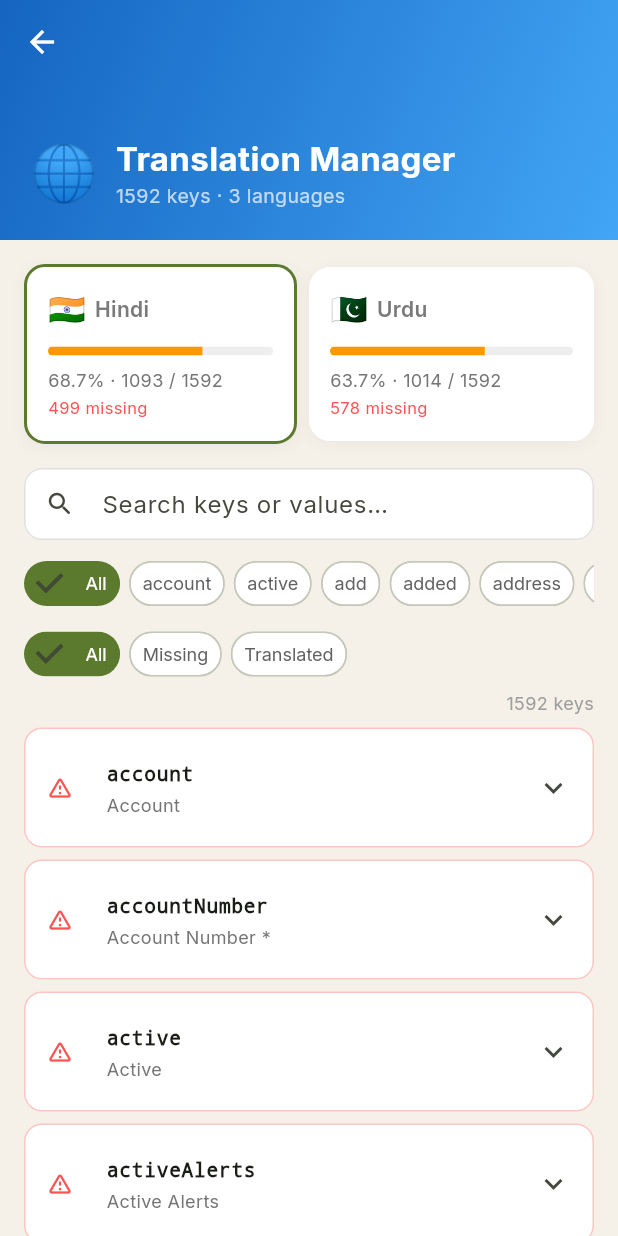
After one commit to ashishsrivastava14/RumenoApp, a Flutter app: the AdminSettingsScreen screen opened by its route, after a tap on "Manage Translations", on a phone screen of 412 x 824 dp. The commit adds this screen. Run offline on Flutter 3.47's test engine with Material 3 defaults, Android fonts, the phone set to English and light mode, and no system bars; our stand-ins replace fl_chart, go_router, google_fonts, image_picker, qr_flutter, shared_preferences and 1 more; missing offline and left inert: home_widget, mobile_scanner; accounts and stored records are empty.

Commit message:
feat: add translations management screen and update admin settings

```diff
--- a/rumeno_app/lib/config/router.dart
+++ b/rumeno_app/lib/config/router.dart
@@ -85,6 +85,7 @@ import '../screens/admin/more/admin_vendors_screen.dart';
 import '../screens/admin/more/admin_marketplace_screen.dart';
 import '../screens/admin/more/admin_feed_config_screen.dart';
 import '../screens/admin/more/admin_faq_screen.dart';
+import '../screens/admin/more/admin_translations_screen.dart';
 
 final _rootNavigatorKey = GlobalKey<NavigatorState>();
 final _farmerShellKey = GlobalKey<NavigatorState>();
@@ -483,6 +484,11 @@ GoRouter createRouter(AuthProvider authProvider) {
                 parentNavigatorKey: _rootNavigatorKey,
                 builder: (_, _) => const AdminFaqScreen(),
               ),
+              GoRoute(
+                path: 'translations',
+                parentNavigatorKey: _rootNavigatorKey,
+                builder: (_, _) => const AdminTranslationsScreen(),
+              ),
             ],
           ),
         ],
--- a/rumeno_app/lib/screens/admin/admin_more_screen.dart
+++ b/rumeno_app/lib/screens/admin/admin_more_screen.dart
@@ -174,6 +174,13 @@ class AdminMoreScreen extends StatelessWidget {
                       label: 'FAQ & Content',
                       subtitle: 'Manage help articles & FAQs',
                       onTap: () => context.go('/admin/more/faq'),
+                    ),
+                    _MenuTile(
+                      emoji: '🌐',
+                      color: const Color(0xFF1565C0),
+                      label: 'Translations',
+                      subtitle: 'Manage app translations',
+                      onTap: () => context.go('/admin/more/translations'),
                     ),
                     // _MenuTile(
                     //   emoji: '�',
--- a/rumeno_app/lib/screens/admin/more/admin_settings_screen.dart
+++ b/rumeno_app/lib/screens/admin/more/admin_settings_screen.dart
@@ -1,4 +1,5 @@
 import 'package:flutter/material.dart';
+import 'package:go_router/go_router.dart';
 import 'package:provider/provider.dart';
 import '../../../config/theme.dart';
 import '../../../providers/admin_provider.dart';
@@ -37,6 +38,9 @@ class AdminSettingsScreen extends StatelessWidget {
               );
             }),
             _settingTile('App Version', subtitle: '2.1.0 (Build 45)', icon: Icons.info_outline_rounded),
+            _settingTile('Manage Translations', subtitle: 'View & edit all app translations', icon: Icons.translate_rounded, onTap: () {
+              context.go('/admin/more/translations');
+            }),
           ]),
           const SizedBox(height: 16),
 
--- /dev/null
+++ b/rumeno_app/lib/screens/admin/more/admin_translations_screen.dart
@@ -0,0 +1,463 @@
+import 'dart:convert';
+import 'package:flutter/material.dart';
+import 'package:flutter/services.dart' show rootBundle;
+import '../../../config/theme.dart';
+
+/// Admin screen for viewing and managing ARB translation files.
+/// Reads the bundled intl_*.arb files and shows translation coverage
+/// with search, filter-by-category, and missing-key highlighting.
+class AdminTranslationsScreen extends StatefulWidget {
+  const AdminTranslationsScreen({super.key});
+
+  @override
+  State<AdminTranslationsScreen> createState() =>
+      _AdminTranslationsScreenState();
+}
+
+class _AdminTranslationsScreenState extends State<AdminTranslationsScreen> {
+  // ── State ──────────────────────────────────────────────────────────────────
+  bool _loading = true;
+
+  /// Locale code → { key: value } for every ARB file.
+  final Map<String, Map<String, String>> _translations = {};
+
+  /// All non-metadata keys found in the template (en).
+  List<String> _allKeys = [];
+
+  /// Categories derived from key prefixes (e.g. "common", "auth", "farm").
+  List<String> _categories = [];
+
+  String _search = '';
+  String _selectedCategory = 'All';
+  String _selectedLocale = 'hi';
+  String _filterMode = 'All'; // All | Missing | Translated
+
+  static const _locales = [
+    {'code': 'hi', 'label': 'Hindi', 'flag': '🇮🇳'},
+    {'code': 'ur', 'label': 'Urdu', 'flag': '🇵🇰'},
+  ];
+
+  @override
+  void initState() {
+    super.initState();
+    _loadTranslations();
+  }
+
+  Future<void> _loadTranslations() async {
+    try {
+      for (final locale in ['en', 'hi', 'ur']) {
+        final raw =
+            await rootBundle.loadString('lib/l10n/intl_$locale.arb');
+        final Map<String, dynamic> json = jsonDecode(raw);
+        final entries = <String, String>{};
+        for (final e in json.entries) {
+          if (!e.key.startsWith('@')) {
+            entries[e.key] = e.value.toString();
+          }
+        }
+        _translations[locale] = entries;
+      }
+
+      final enKeys = _translations['en']!.keys.toList()..sort();
+      final cats = <String>{};
+      for (final k in enKeys) {
+        final prefix = _prefixOf(k);
+        if (prefix.isNotEmpty) cats.add(prefix);
+      }
+
+      setState(() {
+        _allKeys = enKeys;
+        _categories = ['All', ...cats.toList()..sort()];
+        _loading = false;
+      });
+    } catch (e) {
+      setState(() => _loading = false);
+      if (mounted) {
+        ScaffoldMessenger.of(context).showSnackBar(
+          SnackBar(content: Text('Failed to load translations: $e')),
+        );
+      }
+    }
+  }
+
+  String _prefixOf(String key) {
+    final idx = key.indexOf(RegExp(r'[A-Z]'));
+    if (idx <= 0) return key;
+    return key.substring(0, idx);
+  }
+
+  // ── Computed helpers ───────────────────────────────────────────────────────
+  List<String> get _filteredKeys {
+    var keys = _allKeys;
+    if (_selectedCategory != 'All') {
+      keys = keys.where((k) => _prefixOf(k) == _selectedCategory).toList();
+    }
+    if (_search.isNotEmpty) {
+      final q = _search.toLowerCase();
+      keys = keys.where((k) {
+        if (k.toLowerCase().contains(q)) return true;
+        final en = _translations['en']?[k] ?? '';
+        if (en.toLowerCase().contains(q)) return true;
+        final target = _translations[_selectedLocale]?[k] ?? '';
+        if (target.toLowerCase().contains(q)) return true;
+        return false;
+      }).toList();
+    }
+    if (_filterMode == 'Missing') {
+      keys = keys
+          .where((k) =>
+              (_translations[_selectedLocale]?[k] ?? '').isEmpty)
+          .toList();
+    } else if (_filterMode == 'Translated') {
+      keys = keys
+          .where((k) =>
+              (_translations[_selectedLocale]?[k] ?? '').isNotEmpty)
+          .toList();
+    }
+    return keys;
+  }
+
+  int get _totalKeys => _allKeys.length;
+  int _translatedCount(String locale) =>
+      _allKeys.where((k) => (_translations[locale]?[k] ?? '').isNotEmpty).length;
+
+  double _coverage(String locale) =>
+      _totalKeys == 0 ? 0 : _translatedCount(locale) / _totalKeys;
+
+  // ── Build ──────────────────────────────────────────────────────────────────
+  @override
+  Widget build(BuildContext context) {
+    return Scaffold(
+      backgroundColor: RumenoTheme.backgroundCream,
+      body: _loading
+          ? const Center(child: CircularProgressIndicator())
+          : CustomScrollView(
+              slivers: [
+                _buildAppBar(),
+                SliverToBoxAdapter(child: _buildStats()),
+                SliverToBoxAdapter(child: _buildToolbar()),
+                _buildKeyList(),
+              ],
+            ),
+    );
+  }
+
+  // ── App Bar ────────────────────────────────────────────────────────────────
+  SliverAppBar _buildAppBar() {
+    return SliverAppBar(
+      pinned: true,
+      expandedHeight: 160,
+      flexibleSpace: FlexibleSpaceBar(
+        background: Container(
+          decoration: const BoxDecoration(
+            gradient: LinearGradient(
+              begin: Alignment.topLeft,
+              end: Alignment.bottomRight,
+              colors: [Color(0xFF1565C0), Color(0xFF42A5F5)],
+            ),
+          ),
+          padding: const EdgeInsets.fromLTRB(20, 90, 20, 20),
+          child: Row(
+            children: [
+              const Text('🌐', style: TextStyle(fontSize: 36)),
+              const SizedBox(width: 12),
+              Expanded(
+                child: Column(
+                  crossAxisAlignment: CrossAxisAlignment.start,
+                  mainAxisAlignment: MainAxisAlignment.end,
+                  children: [
+                    const Text('Translation Manager',
+                        style: TextStyle(
+                            color: Colors.white,
+                            fontSize: 22,
+                            fontWeight: FontWeight.bold)),
+                    Text(
+                      '$_totalKeys keys · ${_translations.length} languages',
+                      style:
+                          const TextStyle(color: Colors.white70, fontSize: 13),
+                    ),
+                  ],
+                ),
+              ),
+            ],
+          ),
+        ),
+      ),
+    );
+  }
+
+  // ── Stats Cards ────────────────────────────────────────────────────────────
+  Widget _buildStats() {
+    return Padding(
+      padding: const EdgeInsets.fromLTRB(16, 16, 16, 0),
+      child: Row(
+        children: _locales.map((l) {
+          final code = l['code']!;
+          final label = l['label']!;
+          final flag = l['flag']!;
+          final translated = _translatedCount(code);
+          final missing = _totalKeys - translated;
+          final pct = (_coverage(code) * 100).toStringAsFixed(1);
+          final isSelected = _selectedLocale == code;
+
+          return Expanded(
+            child: GestureDetector(
+              onTap: () => setState(() => _selectedLocale = code),
+              child: Container(
+                margin: EdgeInsets.only(
+                    right: code != _locales.last['code'] ? 8 : 0),
+                padding: const EdgeInsets.all(14),
+                decoration: BoxDecoration(
+                  color: Colors.white,
+                  borderRadius: BorderRadius.circular(14),
+                  border: isSelected
+                      ? Border.all(color: RumenoTheme.primaryGreen, width: 2)
+                      : null,
+                  boxShadow: [
+                    BoxShadow(
+                        color: Colors.black.withValues(alpha: 0.04),
+                        blurRadius: 8,
+                        offset: const Offset(0, 2))
+                  ],
+                ),
+                child: Column(
+                  crossAxisAlignment: CrossAxisAlignment.start,
+                  children: [
+                    Row(
+                      children: [
+                        Text(flag, style: const TextStyle(fontSize: 20)),
+                        const SizedBox(width: 6),
+                        Text(label,
+                            style: const TextStyle(
+                                fontWeight: FontWeight.w600, fontSize: 14)),
+                      ],
+                    ),
+                    const SizedBox(height: 10),
+                    ClipRRect(
+                      borderRadius: BorderRadius.circular(4),
+                      child: LinearProgressIndicator(
+                        value: _coverage(code),
+                        minHeight: 6,
+                        backgroundColor: Colors.grey.shade200,
+                        valueColor: AlwaysStoppedAnimation(
+                          _coverage(code) > 0.9
+                              ? Colors.green
+                              : _coverage(code) > 0.5
+                                  ? Colors.orange
+                                  : Colors.red,
+                        ),
+                      ),
+                    ),
+                    const SizedBox(height: 8),
+                    Text('$pct% · $translated / $_totalKeys',
+                        style:
+                            TextStyle(fontSize: 12, color: Colors.grey[600])),
+                    if (missing > 0)
+                      Padding(
+                        padding: const EdgeInsets.only(top: 2),
+                        child: Text('$missing missing',
+                            style: const TextStyle(
+                                fontSize: 11, color: Colors.redAccent)),
+                      ),
+                  ],
+                ),
+              ),
+            ),
+          );
+        }).toList(),
+      ),
+    );
+  }
+
+  // ── Toolbar: search, category chips, filter ────────────────────────────────
+  Widget _buildToolbar() {
+    return Padding(
+      padding: const EdgeInsets.fromLTRB(16, 16, 16, 0),
+      child: Column(
+        children: [
+          // Search
+          TextField(
+            decoration: InputDecoration(
+              hintText: 'Search keys or values…',
+              prefixIcon: const Icon(Icons.search_rounded, size: 20),
+              filled: true,
+              fillColor: Colors.white,
+              contentPadding:
+                  const EdgeInsets.symmetric(horizontal: 14, vertical: 10),
+              border: OutlineInputBorder(
+                borderRadius: BorderRadius.circular(12),
+                borderSide: BorderSide.none,
+              ),
+            ),
+            onChanged: (v) => setState(() => _search = v),
+          ),
+          const SizedBox(height: 12),
+
+          // Category chips
+          SizedBox(
+            height: 34,
+            child: ListView.separated(
+              scrollDirection: Axis.horizontal,
+              itemCount: _categories.length,
+              separatorBuilder: (_, __) => const SizedBox(width: 6),
+              itemBuilder: (_, i) {
+                final cat = _categories[i];
+                final active = cat == _selectedCategory;
+                return ChoiceChip(
+                  label: Text(cat,
+                      style: TextStyle(
+                          fontSize: 12,
+                          color: active ? Colors.white : Colors.grey[700])),
+                  selected: active,
+                  selectedColor: RumenoTheme.primaryGreen,
+                  backgroundColor: Colors.white,
+                  onSelected: (_) =>
+                      setState(() => _selectedCategory = cat),
+                  visualDensity: VisualDensity.compact,
+                  padding: EdgeInsets.zero,
+                  labelPadding:
+                      const EdgeInsets.symmetric(horizontal: 8),
+                );
+              },
+            ),
+          ),
+          const SizedBox(height: 10),
+
+          // Filter row
+          Row(
+            children: ['All', 'Missing', 'Translated'].map((f) {
+              final active = f == _filterMode;
+              return Padding(
+                padding: const EdgeInsets.only(right: 6),
+                child: FilterChip(
+                  label: Text(f,
+                      style: TextStyle(
+                          fontSize: 12,
+                          color: active ? Colors.white : Colors.grey[700])),
+                  selected: active,
+                  selectedColor: f == 'Missing'
+                      ? Colors.redAccent
+                      : RumenoTheme.primaryGreen,
+                  backgroundColor: Colors.white,
+                  onSelected: (_) => setState(() => _filterMode = f),
+                  visualDensity: VisualDensity.compact,
+                  padding: EdgeInsets.zero,
+                  labelPadding:
+                      const EdgeInsets.symmetric(horizontal: 8),
+                ),
+              );
+            }).toList(),
+          ),
+          const SizedBox(height: 4),
+          Align(
+            alignment: Alignment.centerRight,
+            child: Text(
+              '${_filteredKeys.length} keys',
+              style: TextStyle(fontSize: 12, color: Colors.grey[500]),
+            ),
+          ),
+        ],
+      ),
+    );
+  }
+
+  // ── Key list ───────────────────────────────────────────────────────────────
+  Widget _buildKeyList() {
+    final keys = _filteredKeys;
+    if (keys.isEmpty) {
+      return const SliverFillRemaining(
+        child: Center(
+          child: Text('No matching keys',
+              style: TextStyle(color: Colors.grey)),
+        ),
+      );
+    }
+    return SliverPadding(
+      padding: const EdgeInsets.fromLTRB(16, 8, 16, 32),
+      sliver: SliverList(
+        delegate: SliverChildBuilderDelegate(
+          (context, index) {
+            final key = keys[index];
+            final en = _translations['en']?[key] ?? '';
+            final target = _translations[_selectedLocale]?[key] ?? '';
+            final isMissing = target.isEmpty;
+
+            return Container(
+              margin: const EdgeInsets.only(bottom: 8),
+              decoration: BoxDecoration(
+                color: Colors.white,
+                borderRadius: BorderRadius.circular(12),
+                border: isMissing
+                    ? Border.all(
+                        color: Colors.red.withValues(alpha: 0.3), width: 1)
+                    : null,
+              ),
+              child: ExpansionTile(
+                tilePadding:
+                    const EdgeInsets.symmetric(horizontal: 14, vertical: 2),
+                childrenPadding:
+                    const EdgeInsets.fromLTRB(14, 0, 14, 12),
+                shape: const Border(),
+                leading: Icon(
+                  isMissing
+                      ? Icons.warning_amber_rounded
+                      : Icons.check_circle_rounded,
+                  size: 18,
+                  color: isMissing ? Colors.redAccent : Colors.green,
+                ),
+                title: Text(key,
+                    style: const TextStyle(
+                        fontSize: 13,
+                        fontWeight: FontWeight.w600,
+                        fontFamily: 'monospace')),
+                subtitle: Text(en,
+                    maxLines: 1,
+                    overflow: TextOverflow.ellipsis,
+                    style:
+                        TextStyle(fontSize: 12, color: Colors.grey[600])),
+                children: [
+                  _fieldRow('🇬🇧 English', en),
+                  const SizedBox(height: 6),
+                  _fieldRow(
+                    '${_locales.firstWhere((l) => l['code'] == _selectedLocale)['flag']} ${_locales.firstWhere((l) => l['code'] == _selectedLocale)['label']}',
+                    isMissing ? '— not translated —' : target,
+                    isMissing: isMissing,
+                  ),
+                ],
+              ),
+            );
+          },
+          childCount: keys.length,
+        ),
+      ),
+    );
+  }
+
+  Widget _fieldRow(String label, String value, {bool isMissing = false}) {
+    return Column(
+      crossAxisAlignment: CrossAxisAlignment.start,
+      children: [
+        Text(label,
+            style: TextStyle(
+                fontSize: 11,
+                fontWeight: FontWeight.w600,
+                color: Colors.grey[500])),
+        const SizedBox(height: 2),
+        Container(
+          width: double.infinity,
+          padding: const EdgeInsets.all(10),
+          decoration: BoxDecoration(
+            color: isMissing
+                ? Colors.red.withValues(alpha: 0.05)
+                : Colors.grey.withValues(alpha: 0.06),
+            borderRadius: BorderRadius.circular(8),
+          ),
+          child: Text(value,
+              style: TextStyle(
+                  fontSize: 13,
+                  color: isMissing ? Colors.redAccent : Colors.black87)),
+        ),
+      ],
+    );
+  }
+}
--- a/rumeno_app/pubspec.yaml
+++ b/rumeno_app/pubspec.yaml
@@ -56,6 +56,9 @@ flutter:
   assets:
     - assets/images/
     - assets/images/products/
+    - lib/l10n/intl_en.arb
+    - lib/l10n/intl_hi.arb
+    - lib/l10n/intl_ur.arb
 
   # An image asset can refer to one or more resolution-specific "variants", see
   # https://flutter.dev/to/resolution-aware-images
```
